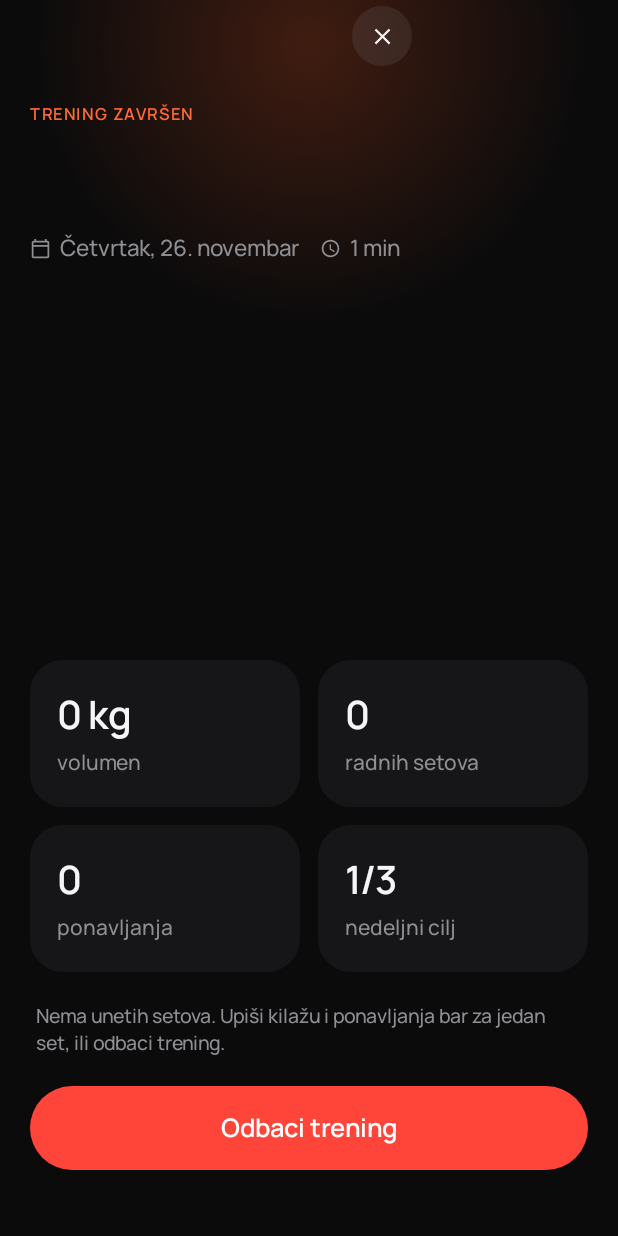
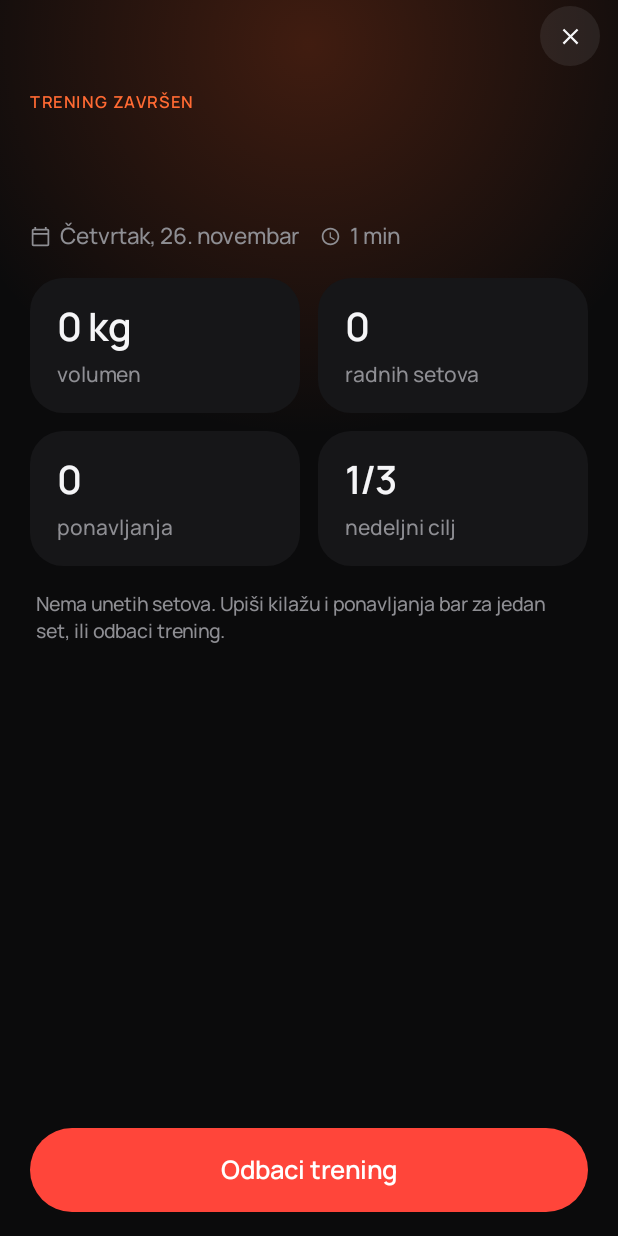
Before and after one commit to vukosavkostic/trening-app, an Android app built with Jetpack Compose: the composable SummaryContent called with empty values, on a phone screen of 412 x 824 dp. Run offline under Robolectric (Android 15) with nearby library versions, the phone set to English and light mode, and no system bars; our stand-ins replace Room's generated code.

Commit message:
Pregled treninga: x u desnom uglu, sjaj bez praznog prostora, sve staje na ekran sa dugmetom na dnu

```diff
--- a/app/src/main/java/com/vukos/trening/ui/workout/ActiveWorkoutScreen.kt
+++ b/app/src/main/java/com/vukos/trening/ui/workout/ActiveWorkoutScreen.kt
@@ -1,6 +1,10 @@
 package com.vukos.trening.ui.workout
 
 import com.vukos.trening.i18n.tr
+import androidx.compose.foundation.layout.heightIn
+import androidx.compose.foundation.rememberScrollState
+import androidx.compose.foundation.verticalScroll
+import androidx.compose.ui.draw.drawBehind
 import androidx.compose.material.icons.outlined.Edit
 import androidx.compose.material.icons.filled.Schedule
 import androidx.compose.material.icons.outlined.CalendarToday
@@ -804,25 +808,25 @@ private fun SummaryContent(
     val muscles = logged.mapNotNull { byId[it.exerciseId]?.primaryMuscle?.takeIf { m -> m.isNotBlank() } }.distinct()
         .map { m -> (muscleLabels[m] ?: m).replaceFirstChar { it.uppercase() } }
 
-    LazyColumn(
-        Modifier.fillMaxSize(),
-        contentPadding = PaddingValues(start = 20.dp, end = 20.dp, bottom = 24.dp),
-        verticalArrangement = Arrangement.spacedBy(20.dp),
+    androidx.compose.foundation.layout.BoxWithConstraints(
+        Modifier.fillMaxSize().drawBehind {
+            // Narandzasti sjaj iza naslova (samo se crta, ne zauzima mesto).
+            drawCircle(Brush.radialGradient(listOf(Accent.copy(alpha = 0.22f), Color.Transparent), center = Offset(size.width / 2, 30.dp.toPx()), radius = 260.dp.toPx()),
+                radius = 260.dp.toPx(), center = Offset(size.width / 2, 30.dp.toPx()))
+        }.statusBarsPadding().navigationBarsPadding(),
     ) {
-        item {
-            Box(Modifier.fillMaxWidth()) {
-                // Narandzasti sjaj iza naslova.
+    Column(
+        Modifier.verticalScroll(rememberScrollState()).heightIn(min = maxHeight).padding(start = 20.dp, end = 20.dp, top = 4.dp, bottom = 16.dp),
+        verticalArrangement = Arrangement.spacedBy(16.dp),
+    ) {
+        Column(Modifier.fillMaxWidth()) {
+            Box(Modifier.height(40.dp).fillMaxWidth(), contentAlignment = Alignment.CenterEnd) {
                 Box(
-                    Modifier.offset(y = (-180).dp).fillMaxWidth().height(420.dp)
-                        .background(Brush.radialGradient(listOf(Accent.copy(alpha = 0.22f), Color.Transparent)))
-                )
-                Column(Modifier.statusBarsPadding().padding(top = 4.dp)) {
-                    Box(
-                        Modifier.align(Alignment.End).offset(x = 8.dp).size(40.dp).clip(CircleShape).background(Color(0x29808080)).clickable(onClick = onClose),
+                    Modifier.offset(x = 8.dp).size(40.dp).clip(CircleShape).background(Color(0x29808080)).clickable(onClick = onClose),
                     contentAlignment = Alignment.Center,
                 ) { Icon(Icons.Filled.Close, tr("Nazad na trening", "Back to workout"), Modifier.size(18.dp), tint = Ds.ink) }
-                    Spacer(Modifier.height(20.dp))
-                    com.vukos.trening.ui.common.Kicker(tr("Trening završen", "Session complete"), Ds.aText)
+            }
+            com.vukos.trening.ui.common.Kicker(tr("Trening završen", "Session complete"), Ds.aText, Modifier.padding(top = 12.dp))
             val fs = com.vukos.trening.ui.common.titleSize(name, 40)
             Text(name, Modifier.padding(top = 8.dp), fontSize = fs, fontWeight = FontWeight.Bold, letterSpacing = (fs.value * -0.03f).sp,
                 lineHeight = (fs.value * 1.08f).sp, style = TextStyle(lineBreak = androidx.compose.ui.text.style.LineBreak.Heading), color = Ds.ink)
@@ -831,10 +835,8 @@ private fun SummaryContent(
                 com.vukos.trening.ui.common.IconText(Icons.Filled.Schedule, "${(elapsedSec / 60).coerceAtLeast(1)} min", Ds.sub, fontSize = 15.sp)
             }
         }
-            }
-        }
         pr?.let { hit ->
-            item {
+            run {
                 val best = logged.filter { it.exerciseId == hit.exerciseId && it.setType != SetType.WARMUP }.maxByOrNull { it.weightKg ?: 0.0 }
                 Column(
                     Modifier.fillMaxWidth().clip(RoundedCornerShape(28.dp)).background(Ds.s1)
@@ -851,7 +853,7 @@ private fun SummaryContent(
                 }
             }
         }
-        item {
+        run {
             val tiles = listOf(
                 (if (vol >= 1000) "${WorkoutMath.fmtKg(Math.round(vol / 100.0) / 10.0)} t" else "${WorkoutMath.fmtKg(vol)} kg") to tr("volumen", "volume"),
                 "${working.size}" to tr("radnih setova", "working sets"),
@@ -862,7 +864,7 @@ private fun SummaryContent(
                 tiles.chunked(2).forEach { rowTiles ->
                     Row(horizontalArrangement = Arrangement.spacedBy(12.dp)) {
                         rowTiles.forEach { (v, l) ->
-                            Column(Modifier.weight(1f).clip(RoundedCornerShape(22.dp)).background(Ds.s1).padding(18.dp)) {
+                            Column(Modifier.weight(1f).clip(RoundedCornerShape(22.dp)).background(Ds.s1).padding(horizontal = 18.dp, vertical = 14.dp)) {
                                 Text(v, fontSize = 26.sp, fontWeight = FontWeight.SemiBold, letterSpacing = (-0.52).sp, color = Ds.ink, maxLines = 1)
                                 Text(l, Modifier.padding(top = 2.dp), fontSize = 14.sp, color = Ds.sub)
                             }
@@ -871,7 +873,7 @@ private fun SummaryContent(
                 }
             }
         }
-        if (muscles.isNotEmpty()) item {
+        if (muscles.isNotEmpty()) run {
             FlowRow(horizontalArrangement = Arrangement.spacedBy(8.dp), verticalArrangement = Arrangement.spacedBy(8.dp)) {
                 muscles.forEach { m ->
                     Box(Modifier.height(32.dp).clip(RoundedCornerShape(16.dp)).background(Ds.s1).padding(horizontal = 14.dp), contentAlignment = Alignment.Center) {
@@ -880,7 +882,7 @@ private fun SummaryContent(
                 }
             }
         }
-        if (done > 0 && planUpdate != null) item {
+        if (done > 0 && planUpdate != null) run {
             Row(
                 Modifier.fillMaxWidth().clip(RoundedCornerShape(22.dp)).background(Ds.s1).clickable(onClick = onTogglePlan).padding(horizontal = 18.dp, vertical = 16.dp),
                 verticalAlignment = Alignment.CenterVertically, horizontalArrangement = Arrangement.spacedBy(14.dp),
@@ -900,10 +902,13 @@ private fun SummaryContent(
             empty > 0 -> tr("Prazni setovi ($empty) se ne čuvaju.", "Empty sets ($empty) are not saved.")
             else -> null
         }
-        note?.let { item { Text(it, Modifier.padding(horizontal = 4.dp), fontSize = 13.sp, lineHeight = 18.sp, color = Ds.sub) } }
-        item {
+        note?.let { Text(it, Modifier.padding(horizontal = 4.dp), fontSize = 13.sp, lineHeight = 18.sp, color = Ds.sub) }
+        // Dugme je uvek na dnu ekrana; skrol samo ako sadrzaj ne stane.
+        Spacer(Modifier.weight(1f))
+        run {
             if (done == 0) BigButton(tr("Odbaci trening", "Discard workout"), Ds.danger, Color.White, onDiscard)
             else BigButton(tr("Sačuvaj u dnevnik", "Save to journal"), Accent, Color.White, onSave)
+        }
     }
 }
 }
```
Lines whose indentation alone changed are shown as unchanged.
